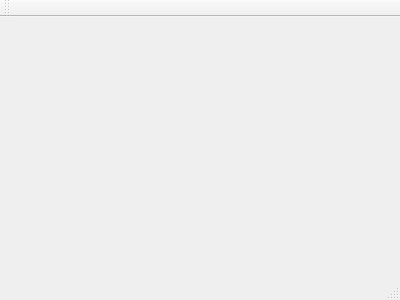
awong36/qt_gui, file mainwindow.ui: the form before one commit.
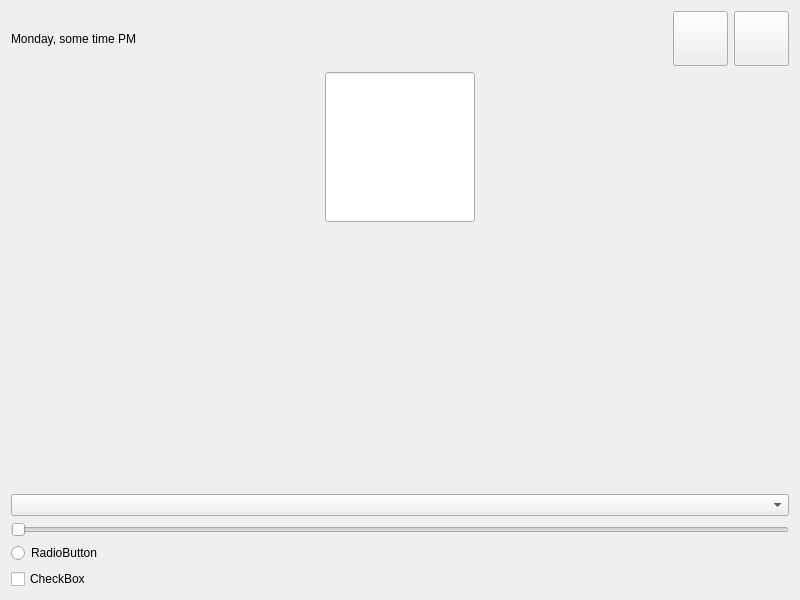
The form after the commit.

Diff of the .ui file:
```diff
--- a/mainwindow.ui
+++ b/mainwindow.ui
@@ -1,24 +1,156 @@
 <ui version="4.0">
  <class>MainWindow</class>
- <widget class="QMainWindow" name="MainWindow" >
-  <property name="geometry" >
+ <widget class="QMainWindow" name="MainWindow">
+  <property name="geometry">
    <rect>
     <x>0</x>
     <y>0</y>
-    <width>400</width>
-    <height>300</height>
+    <width>800</width>
+    <height>600</height>
    </rect>
   </property>
   <property name="windowTitle" >
    <string>MainWindow</string>
   </property>
-  <widget class="QMenuBar" name="menuBar" />
-  <widget class="QToolBar" name="mainToolBar" />
-  <widget class="QWidget" name="centralWidget" />
-  <widget class="QStatusBar" name="statusBar" />
+  <property name="styleSheet">
+   <string notr="true"/>
+  </property>
+  <widget class="QWidget" name="centralWidget">
+   <layout class="QVBoxLayout" name="verticalLayout_3">
+    <item>
+     <layout class="QHBoxLayout" name="horizontalLayout">
+      <item>
+       <widget class="QLabel" name="currentDateTime">
+        <property name="text">
+         <string>Monday, some time PM</string>
+        </property>
+       </widget>
+      </item>
+      <item>
+       <spacer name="horizontalSpacer">
+        <property name="orientation">
+         <enum>Qt::Horizontal</enum>
+        </property>
+        <property name="sizeType">
+         <enum>QSizePolicy::Expanding</enum>
+        </property>
+        <property name="sizeHint" stdset="0">
+         <size>
+          <width>0</width>
+          <height>0</height>
+         </size>
+        </property>
+       </spacer>
+      </item>
+      <item>
+       <widget class="QPushButton" name="restartButton">
+        <property name="sizePolicy">
+         <sizepolicy hsizetype="Fixed" vsizetype="Fixed">
+          <horstretch>55</horstretch>
+          <verstretch>55</verstretch>
+         </sizepolicy>
+        </property>
+        <property name="minimumSize">
+         <size>
+          <width>55</width>
+          <height>55</height>
+         </size>
+        </property>
+        <property name="text">
+         <string/>
+        </property>
+       </widget>
+      </item>
+      <item>
+       <widget class="QPushButton" name="shutdownButton">
+        <property name="sizePolicy">
+         <sizepolicy hsizetype="Fixed" vsizetype="Fixed">
+          <horstretch>0</horstretch>
+          <verstretch>0</verstretch>
+         </sizepolicy>
+        </property>
+        <property name="minimumSize">
+         <size>
+          <width>55</width>
+          <height>55</height>
+         </size>
+        </property>
+        <property name="text">
+         <string/>
+        </property>
+       </widget>
+      </item>
+     </layout>
+    </item>
+    <item>
+     <layout class="QHBoxLayout" name="logo">
+      <property name="topMargin">
+       <number>0</number>
+      </property>
+      <item>
+       <widget class="QLineEdit" name="lineEdit">
+        <property name="sizePolicy">
+         <sizepolicy hsizetype="Fixed" vsizetype="Fixed">
+          <horstretch>0</horstretch>
+          <verstretch>0</verstretch>
+         </sizepolicy>
+        </property>
+        <property name="minimumSize">
+         <size>
+          <width>150</width>
+          <height>150</height>
+         </size>
+        </property>
+        <property name="styleSheet">
+         <string notr="true">QLineEdit{
+boarder: 1 px solid;
+}</string>
+        </property>
+       </widget>
+      </item>
+     </layout>
+    </item>
+    <item>
+     <spacer name="verticalSpacer">
+      <property name="orientation">
+       <enum>Qt::Vertical</enum>
+      </property>
+      <property name="sizeHint" stdset="0">
+       <size>
+        <width>58</width>
+        <height>243</height>
+       </size>
+      </property>
+     </spacer>
+    </item>
+    <item>
+     <widget class="QComboBox" name="comboBox"/>
+    </item>
+    <item>
+     <widget class="QSlider" name="horizontalSlider">
+      <property name="orientation">
+       <enum>Qt::Horizontal</enum>
+      </property>
+     </widget>
+    </item>
+    <item>
+     <widget class="QRadioButton" name="radioButton">
+      <property name="text">
+       <string>RadioButton</string>
+      </property>
+     </widget>
+    </item>
+    <item>
+     <widget class="QCheckBox" name="checkBox">
+      <property name="text">
+       <string>CheckBox</string>
+      </property>
+     </widget>
+    </item>
+   </layout>
+  </widget>
  </widget>
- <layoutDefault spacing="6" margin="11" />
- <pixmapfunction></pixmapfunction>
+ <layoutdefault spacing="6" margin="11"/>
  <resources/>
  <connections/>
 </ui>
```
Left out of the diff: 3 changed lines with no effect on the pictures.
